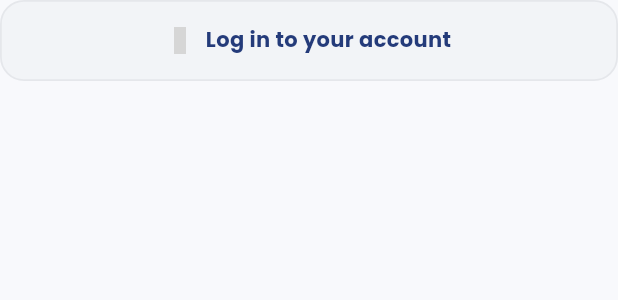
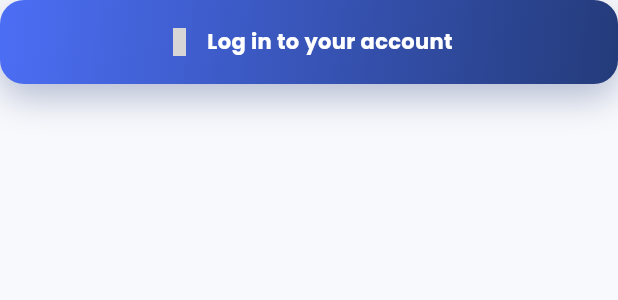
Before and after one commit to JCEnero/TsuperApp, a Flutter app: the _LoginPill widget shown alone on an empty page, opened directly with empty values, on a phone screen of 412 x 824 dp. Shown: the top 300 px of the screen. Run offline on Flutter 3.47's test engine with Material 3 defaults, Android fonts, the phone set to English and light mode, and no system bars; our stand-ins replace flutter_map, latlong2, material_symbols_icons; missing offline and left inert: flutter_map_animations; grey boxes are pictures that could not be loaded.

Commit message:
Role selection: blue driver accent + gradient login button with press feedback

```diff
--- a/lib/features/role_selection/role_selection_screen.dart
+++ b/lib/features/role_selection/role_selection_screen.dart
@@ -58,7 +58,7 @@ class RoleSelectionScreen extends StatelessWidget {
                         'Track trips, manage occupancy, and review your shift earnings.',
                     icon: Symbols.directions_bus_rounded,
                     badge: 'Operator',
-                    accent: const Color(0xFFB8860B),
+                    accent: AppColors.blueBright,
                     onTap: () => _register(context, UserRole.driver),
                   ),
                   const SizedBox(height: 28),
@@ -130,7 +130,10 @@ class _RoleCard extends StatelessWidget {
                       gradient: LinearGradient(
                         begin: Alignment.topLeft,
                         end: Alignment.bottomRight,
-                        colors: [accent, Color.lerp(accent, Colors.black, 0.22)!],
+                        colors: [
+                          Color.lerp(accent, Colors.white, 0.25)!,
+                          accent,
+                        ],
                       ),
                       borderRadius: BorderRadius.circular(16),
                       boxShadow: [
@@ -222,36 +225,67 @@ class _RoleCard extends StatelessWidget {
   }
 }
 
-class _LoginPill extends StatelessWidget {
+class _LoginPill extends StatefulWidget {
   const _LoginPill({required this.onTap});
   final VoidCallback onTap;
 
   @override
+  State<_LoginPill> createState() => _LoginPillState();
+}
+
+class _LoginPillState extends State<_LoginPill> {
+  bool _pressed = false;
+
+  void _set(bool v) => setState(() => _pressed = v);
+
+  @override
   Widget build(BuildContext context) {
-    return TapScale(
-      onTap: onTap,
-      child: Container(
-        height: 54,
+    return GestureDetector(
+      onTapDown: (_) => _set(true),
+      onTapUp: (_) => _set(false),
+      onTapCancel: () => _set(false),
+      onTap: widget.onTap,
+      child: AnimatedScale(
+        scale: _pressed ? 0.97 : 1,
+        duration: const Duration(milliseconds: 120),
+        curve: Curves.easeOut,
+        child: AnimatedContainer(
+          duration: const Duration(milliseconds: 180),
+          curve: Curves.easeOut,
+          height: 56,
           decoration: BoxDecoration(
-          color: AppColors.gray100,
+            gradient: LinearGradient(
+              begin: Alignment.topLeft,
+              end: Alignment.bottomRight,
+              colors: _pressed
+                  ? const [AppColors.primary, AppColors.blueDeep]
+                  : const [AppColors.blueBright, AppColors.primary],
+            ),
             borderRadius: BorderRadius.circular(16),
-          border: Border.all(color: AppColors.gray200, width: 1.2),
+            boxShadow: [
+              BoxShadow(
+                color: AppColors.primary.withOpacity(_pressed ? 0.18 : 0.32),
+                blurRadius: _pressed ? 10 : 20,
+                offset: Offset(0, _pressed ? 4 : 9),
               ),
-        child: Row(
+            ],
+          ),
+          child: const Row(
             mainAxisAlignment: MainAxisAlignment.center,
             children: [
-            const Icon(Symbols.login_rounded, size: 18, color: AppColors.primary),
-            const SizedBox(width: 8),
-            const Text(
+              Icon(Symbols.login_rounded, size: 19, color: Colors.white),
+              SizedBox(width: 9),
+              Text(
                 'Log in to your account',
                 style: TextStyle(
                   fontFamily: 'Poppins',
                   fontSize: 14,
                   fontWeight: FontWeight.w700,
-                color: AppColors.primary,
+                  color: Colors.white,
                 ),
               ),
             ],
+          ),
         ),
       ),
     );
```
Lines whose indentation alone changed are shown as unchanged.
